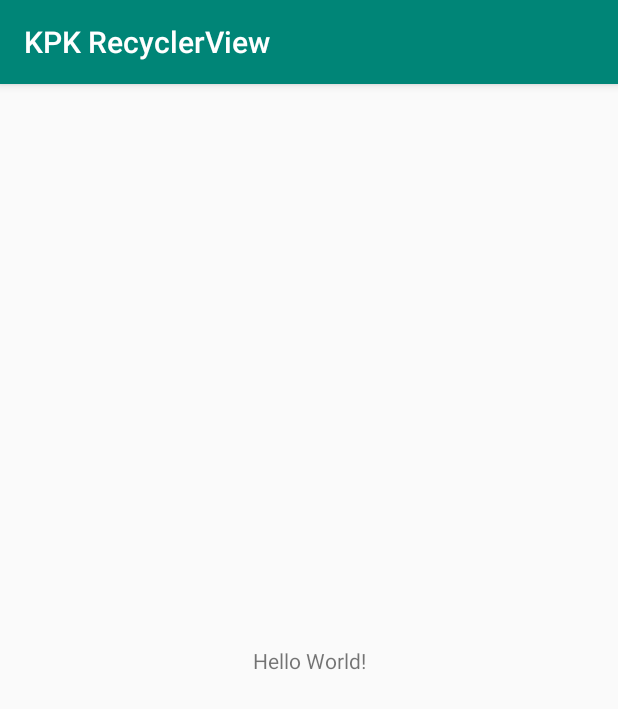
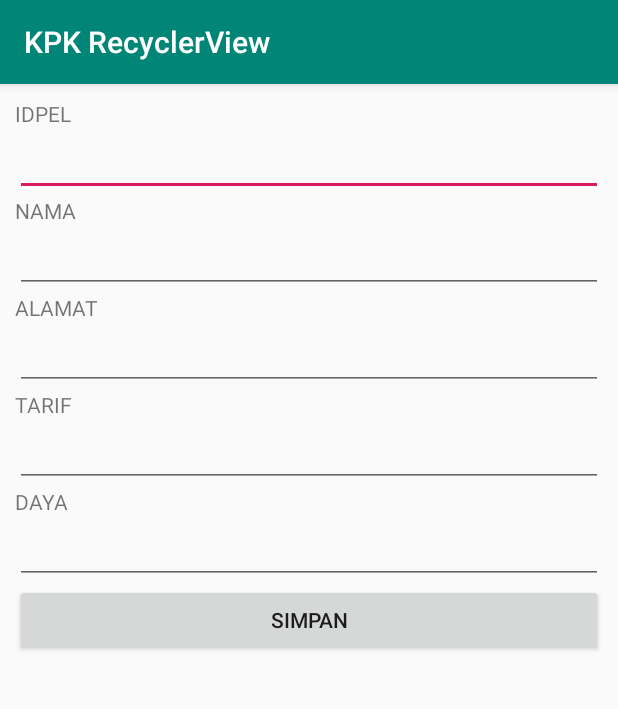
Before and after one commit to lombokthinker/kpk_recyclerview, an Android app: the screen it shows after launch (MainActivity), on a phone screen of 412 x 824 dp. Shown: the top 709 px of the screen. Run offline under Robolectric (Android 15) with nearby library versions, the phone set to English and light mode, and no system bars; libraries missing offline, so code that uses them is left out: org.jetbrains.anko; 1 statement that could not run was skipped.

```diff
--- a/app/build.gradle
+++ b/app/build.gradle
@@ -32,4 +32,8 @@ dependencies {
     testImplementation 'junit:junit:4.12'
     androidTestImplementation 'androidx.test.ext:junit:1.1.0'
     androidTestImplementation 'androidx.test.espresso:espresso-core:3.2.0'
+    implementation 'androidx.recyclerview:recyclerview:1.0.0'
+
+    //library untuk database SQLite
+    implementation "org.jetbrains.anko:anko-sqlite:0.10.8"
 }
--- a/app/src/main/java/id/co/plnntb/kpkrecyclerview/MainActivity.kt
+++ b/app/src/main/java/id/co/plnntb/kpkrecyclerview/MainActivity.kt
@@ -2,12 +2,79 @@ package id.co.plnntb.kpkrecyclerview
 
 import androidx.appcompat.app.AppCompatActivity
 import android.os.Bundle
+import android.widget.LinearLayout
+import androidx.recyclerview.widget.LinearLayoutManager
+import id.co.plnntb.kpkrecyclerview.model.Pelanggan
+import kotlinx.android.synthetic.main.activity_main.*
+import id.co.plnntb.kpkrecyclerview.adapter.PelangganAdapter
+import org.jetbrains.anko.db.insert
+import org.jetbrains.anko.db.select
 
 class MainActivity : AppCompatActivity() {
+
+    //buat global variable untuk menampung data pelanggan
+    var listPlg = mutableListOf<Pelanggan>()
+    val adapterPlg = PelangganAdapter(listPlg)
 
     override fun onCreate(savedInstanceState: Bundle?) {
         super.onCreate(savedInstanceState)
         setContentView(R.layout.activity_main)
+        initTampilan()
 
+        //masukkan data pelanggan ke Recycler View
+        rv.apply {
+            layoutManager = LinearLayoutManager(this@MainActivity)
+            adapter = adapterPlg
+
+        }
     }
+
+    fun initTampilan(){
+        btnsimpan.setOnClickListener {
+            database.use {
+                insert("pelanggan",
+                    "idpel" to idpel.text.toString(),
+                    "nama" to nama.text.toString(),
+                    "alamat" to alamat.text.toString(),
+                    "tarif" to tarif.text.toString(),
+                    "daya" to daya.text.toString()
+                    )
+
+                listPlg.add(Pelanggan(
+                    idpel.text.toString(),
+                    nama.text.toString(),
+                    alamat.text.toString(),
+                    tarif.text.toString(),
+                    daya.text.toString()
+                ))
+                //refresh recycler view, agar data yang baru di insert
+                //langsung muncul
+                adapterPlg.notifyDataSetChanged()
+            }
+        }
+    }
+
+    override fun onResume() {
+        bacaDatabase()
+        super.onResume()
+    }
+
+    fun bacaDatabase(){
+        database.use {
+            select("pelanggan").exec {
+                listPlg.clear()
+                while (this.moveToNext()){
+                    listPlg.add(Pelanggan(
+                        getString(getColumnIndex("idpel")),
+                        getString(getColumnIndex("nama")),
+                        getString(getColumnIndex("alamat")),
+                        getString(getColumnIndex("tarif")),
+                        getString(getColumnIndex("daya"))
+                    ))
+                }
+                adapterPlg.notifyDataSetChanged()
+            }
+        }
+    }
+
 }
--- /dev/null
+++ b/app/src/main/java/id/co/plnntb/kpkrecyclerview/adapter/PelangganAdapter.kt
@@ -0,0 +1,22 @@
+package id.co.plnntb.kpkrecyclerview.adapter
+
+import android.view.LayoutInflater
+import android.view.ViewGroup
+import androidx.recyclerview.widget.RecyclerView
+import id.co.plnntb.kpkrecyclerview.model.Pelanggan
+import id.co.plnntb.kpkrecyclerview.viewholder.PelangganViewHolder
+
+class PelangganAdapter(val list: List<Pelanggan>):
+    RecyclerView.Adapter<PelangganViewHolder>() {
+    override fun onCreateViewHolder(parent: ViewGroup, viewType: Int): PelangganViewHolder {
+        val inflater =  LayoutInflater.from(parent.context)
+        return PelangganViewHolder(inflater, parent)
+    }
+
+    override fun getItemCount(): Int = list.size
+
+    override fun onBindViewHolder(holder: PelangganViewHolder, position: Int) {
+        val data: Pelanggan = list[position]
+        holder.bind(data)
+    }
+}
--- a/app/src/main/res/layout/activity_main.xml
+++ b/app/src/main/res/layout/activity_main.xml
@@ -1,18 +1,67 @@
 <?xml version="1.0" encoding="utf-8"?>
-<androidx.constraintlayout.widget.ConstraintLayout xmlns:android="http://schemas.android.com/apk/res/android"
+<LinearLayout xmlns:android="http://schemas.android.com/apk/res/android"
     xmlns:app="http://schemas.android.com/apk/res-auto"
     xmlns:tools="http://schemas.android.com/tools"
     android:layout_width="match_parent"
     android:layout_height="match_parent"
+    android:orientation="vertical"
+    android:padding="10dp"
     tools:context=".MainActivity">
 
     <TextView
-        android:layout_width="wrap_content"
+        android:layout_width="match_parent"
         android:layout_height="wrap_content"
-        android:text="Hello World!"
-        app:layout_constraintBottom_toBottomOf="parent"
-        app:layout_constraintLeft_toLeftOf="parent"
-        app:layout_constraintRight_toRightOf="parent"
-        app:layout_constraintTop_toTopOf="parent" />
+        android:text="IDPEL"/>
+    <EditText
+        android:layout_width="match_parent"
+        android:layout_height="wrap_content"
+        android:id="@+id/idpel"/>
 
-</androidx.constraintlayout.widget.ConstraintLayout>
+    <TextView
+        android:layout_width="match_parent"
+        android:layout_height="wrap_content"
+        android:text="NAMA"/>
+    <EditText
+        android:layout_width="match_parent"
+        android:layout_height="wrap_content"
+        android:id="@+id/nama"/>
+
+    <TextView
+        android:layout_width="match_parent"
+        android:layout_height="wrap_content"
+        android:text="ALAMAT"/>
+    <EditText
+        android:layout_width="match_parent"
+        android:layout_height="wrap_content"
+        android:id="@+id/alamat"/>
+
+    <TextView
+        android:layout_width="match_parent"
+        android:layout_height="wrap_content"
+        android:text="TARIF"/>
+    <EditText
+        android:layout_width="match_parent"
+        android:layout_height="wrap_content"
+        android:id="@+id/tarif"/>
+
+    <TextView
+        android:layout_width="match_parent"
+        android:layout_height="wrap_content"
+        android:text="DAYA"/>
+    <EditText
+        android:layout_width="match_parent"
+        android:layout_height="wrap_content"
+        android:inputType="number"
+        android:id="@+id/daya"/>
+
+    <Button
+        android:layout_width="match_parent"
+        android:layout_height="wrap_content"
+        android:text="SIMPAN"
+        android:id="@+id/btnsimpan"/>
+
+    <androidx.recyclerview.widget.RecyclerView
+        android:id="@+id/rv"
+        android:layout_width="match_parent"
+        android:layout_height="match_parent" />
+</LinearLayout>
```
Also changed, not shown: app/src/main/java/id/co/plnntb/kpkrecyclerview/Database.kt (added, +45 -0 lines), app/src/main/java/id/co/plnntb/kpkrecyclerview/model/Pelanggan.kt (added, +9 -0 lines), app/src/main/java/id/co/plnntb/kpkrecyclerview/viewholder/PelangganViewHolder.kt (added, +36 -0 lines), app/src/main/res/layout/item_pelanggan.xml (added, +33 -0 lines).
